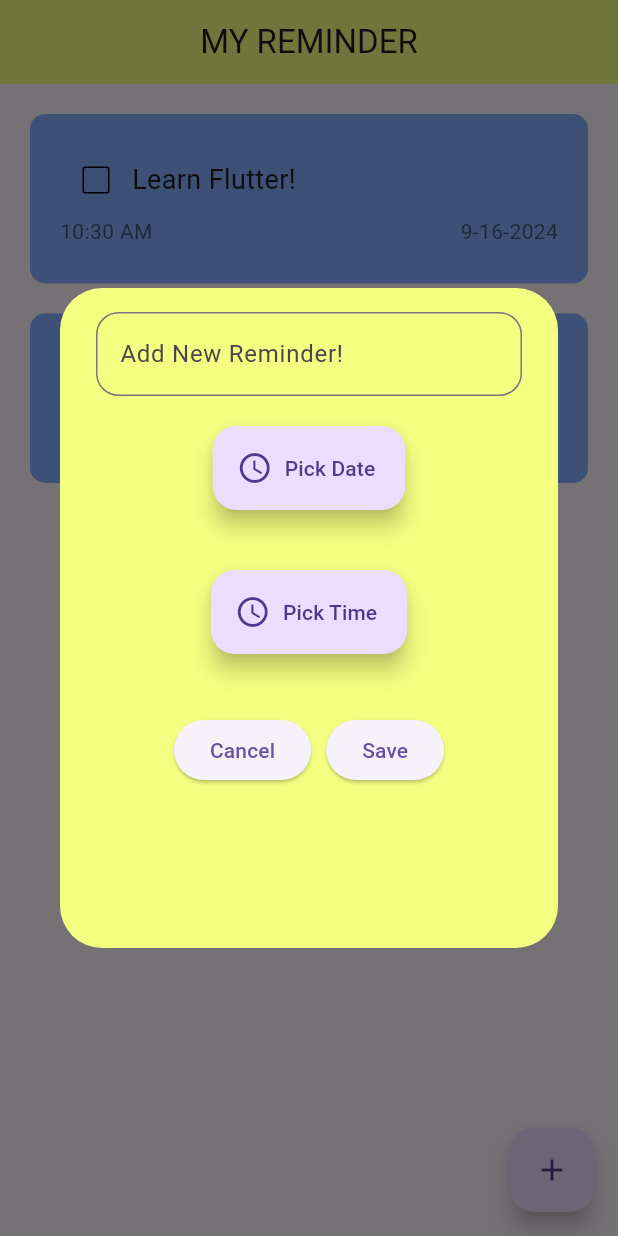
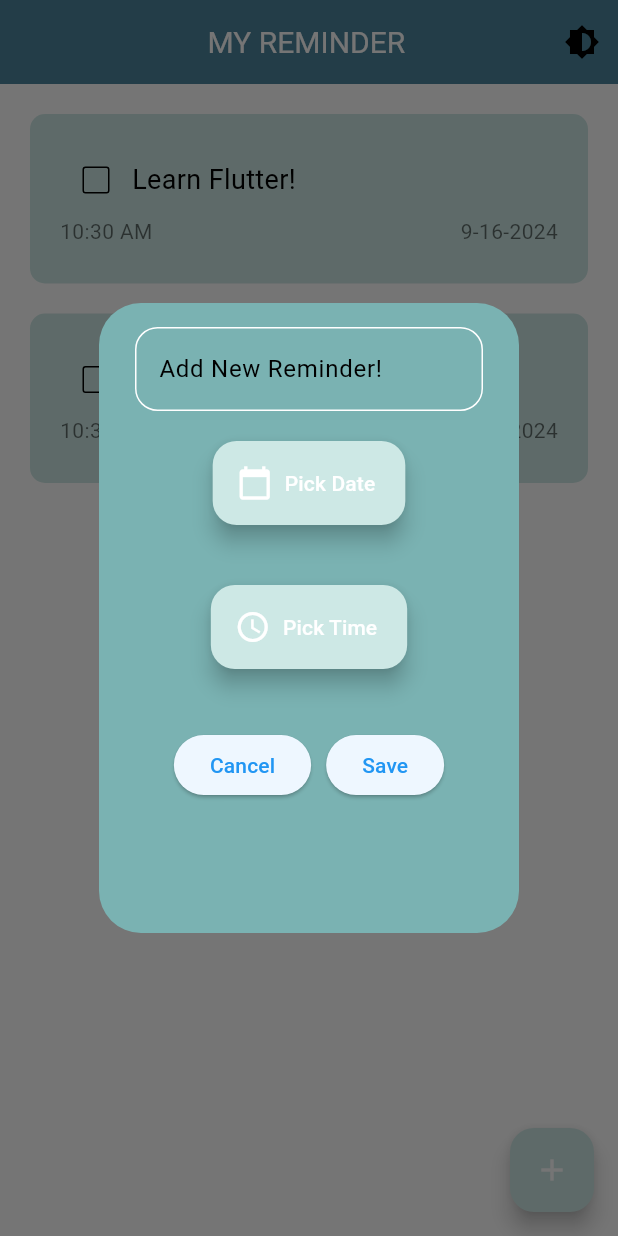
Before and after one commit to Kruti-Ritul/Flutter_Reminder, a Flutter app: the screen it shows after launch, after a tap on the "add" icon, on a phone screen of 412 x 824 dp. Run offline on Flutter 3.47's test engine with Material 3 defaults, Android fonts, the phone set to English and light mode, and no system bars; drawn by our look-alikes of flutter_slidable; our stand-ins replace flutter_local_notifications, hive, hive_flutter, rxdart, timezone; accounts and stored records are empty; Roboto replaces fonts that are missing (Ariel).

Commit message:
App theme is set!

```diff
--- a/lib/main.dart
+++ b/lib/main.dart
@@ -14,18 +14,63 @@ void main() async {
   await Notifications.init();
 
   runApp(const MyApp());
-
-  //Notifications.showNotification(id: id, title: title, body: body)
 }
 
-class MyApp extends StatelessWidget {
+class MyApp extends StatefulWidget {
   const MyApp({super.key});
 
   @override
+  _MyAppState createState() => _MyAppState();
+}
+
+class _MyAppState extends State<MyApp> {
+  // Define theme mode state (light or dark)
+  bool _isDarkTheme = false;
+
+  @override
   Widget build(BuildContext context) {
-    return const MaterialApp(
+    return MaterialApp(
       debugShowCheckedModeBanner: false,
-      home: HomePage(),
+      theme: _isDarkTheme ? darkTheme : lightTheme, // Toggle between themes
+      home: HomePage(
+        onToggleTheme: () {
+          setState(() {
+            _isDarkTheme = !_isDarkTheme;
+          });
+        },
+      ),
     );
   }
 }
+
+// Define light theme
+final ThemeData lightTheme = ThemeData(
+  brightness: Brightness.light, // Ensure brightness matches
+  primarySwatch: Colors.pink,
+  colorScheme: ColorScheme.fromSwatch(
+    brightness: Brightness.light, // Ensure brightness matches
+  ).copyWith(secondary: Colors.pinkAccent),
+  appBarTheme: const AppBarTheme(
+    backgroundColor: Colors.pink,
+    titleTextStyle: TextStyle(color: Colors.white, fontSize: 20),
+  ),
+  floatingActionButtonTheme: const FloatingActionButtonThemeData(
+    backgroundColor: Colors.pinkAccent,
+  ),
+);
+
+// Define dark theme
+final ThemeData darkTheme = ThemeData(
+  brightness: Brightness.dark, // Ensure brightness matches
+  primarySwatch: Colors.grey,
+  colorScheme: ColorScheme.fromSwatch(
+    brightness: Brightness.dark, // Ensure brightness matches
+  ).copyWith(secondary: Colors.blueGrey),
+  appBarTheme: const AppBarTheme(
+    backgroundColor: Colors.grey,
+    titleTextStyle: TextStyle(color: Colors.black, fontSize: 20),
+  ),
+  floatingActionButtonTheme: const FloatingActionButtonThemeData(
+    backgroundColor: Color.fromARGB(255, 77, 134, 156),
+  ),
+);
--- a/lib/pages/home_page.dart
+++ b/lib/pages/home_page.dart
@@ -6,7 +6,10 @@ import 'package:myreminder/utils/notifications.dart';
 import 'package:myreminder/utils/reminder.dart';
 
 class HomePage extends StatefulWidget {
-  const HomePage({super.key});
+  final VoidCallback onToggleTheme; //add theme toggle callback
+  const HomePage(
+      {super.key,
+      required this.onToggleTheme}); //fix constructor to accept on toggle theme
 
   @override
   State<HomePage> createState() => _HomePageState();
@@ -145,11 +148,21 @@ class _HomePageState extends State<HomePage> {
   Widget build(BuildContext context) {
     return Scaffold(
       appBar: AppBar(
-        title: const Center(
-          child: Text("MY REMINDER"),
-        ),
-        backgroundColor: Colors.limeAccent[100],
-      ),
+          title: const Center(
+            child: Text(
+              "         MY REMINDER",
+              style: TextStyle(
+                color: Colors.white,
+              ),
+            ),
+          ),
+          actions: [
+            IconButton(
+              onPressed: widget.onToggleTheme, //use toggle theme button
+              icon: const Icon(Icons.brightness_6),
+            ),
+          ],
+          backgroundColor: const Color.fromARGB(255, 77, 134, 156)),
       body: Column(
         children: [
           Expanded(
@@ -175,6 +188,7 @@ class _HomePageState extends State<HomePage> {
       floatingActionButton: FloatingActionButton(
         onPressed: createNewReminder,
         child: const Icon(Icons.add),
+        backgroundColor: const Color.fromARGB(255, 205, 232, 229),
       ),
     );
   }
--- a/lib/utils/button.dart
+++ b/lib/utils/button.dart
@@ -14,7 +14,8 @@ class ButtonWidget extends StatelessWidget {
         // Cancel Button
         ElevatedButton(
           onPressed: onCancel,
-          //style: ElevatedButton.styleFrom(primary: Colors.redAccent),
+          style: ElevatedButton.styleFrom(
+              backgroundColor: const Color.fromARGB(255, 238, 247, 255)),
           child: const Text("Cancel"),
         ),
 
@@ -23,7 +24,8 @@ class ButtonWidget extends StatelessWidget {
         // Save Button
         ElevatedButton(
           onPressed: onSave,
-          //style: ElevatedButton.styleFrom(primary: Colors.greenAccent),
+          style: ElevatedButton.styleFrom(
+              backgroundColor: const Color.fromARGB(255, 238, 247, 255)),
           child: const Text("Save"),
         ),
       ],
--- a/lib/utils/dialog_box.dart
+++ b/lib/utils/dialog_box.dart
@@ -46,10 +46,9 @@ class _DialogBoxState extends State<DialogBox> {
   @override
   Widget build(BuildContext context) {
     return AlertDialog(
-      backgroundColor: Colors.limeAccent[100],
+      backgroundColor: const Color.fromARGB(255, 122, 178, 178),
       content: SizedBox(
-        height: 400,
-        width: 350,
+        height: 380,
         child: Column(
           mainAxisAlignment: MainAxisAlignment.start,
           children: [
@@ -68,8 +67,9 @@ class _DialogBoxState extends State<DialogBox> {
 
             //Date Picker Button
             FloatingActionButton.extended(
+              backgroundColor: const Color.fromARGB(255, 205, 232, 229),
               label: const Text("Pick Date"),
-              icon: const Icon(Icons.access_time),
+              icon: const Icon(Icons.calendar_today),
               onPressed: () {
                 showdatepicker(context);
               },
@@ -88,6 +88,7 @@ class _DialogBoxState extends State<DialogBox> {
 
             // Time picker button
             FloatingActionButton.extended(
+              backgroundColor: const Color.fromARGB(255, 205, 232, 229),
               label: const Text("Pick Time"),
               icon: const Icon(Icons.access_time),
               onPressed: () {
--- a/lib/utils/reminder.dart
+++ b/lib/utils/reminder.dart
@@ -51,7 +51,7 @@ class Reminder extends StatelessWidget {
           height: 113.0,
           padding: const EdgeInsets.all(20),
           decoration: BoxDecoration(
-            color: Colors.blueAccent[100],
+            color: const Color.fromARGB(255, 205, 232, 229),
             borderRadius: BorderRadius.circular(10),
           ),
           child: Column(
@@ -62,8 +62,8 @@ class Reminder extends StatelessWidget {
                   Checkbox(
                     value: taskCompleted,
                     onChanged: onChanged,
-                    checkColor: Colors.black,
-                    activeColor: Colors.limeAccent[100],
+                    checkColor: Colors.white,
+                    activeColor: const Color.fromARGB(255, 77, 134, 156),
                     side: const BorderSide(color: Colors.black),
                   ),
                   Expanded(
@@ -72,9 +72,12 @@ class Reminder extends StatelessWidget {
                       style: TextStyle(
                         fontFamily: 'Ariel',
                         fontSize: 18,
+                        color: Colors.black,
                         decoration: taskCompleted
                             ? TextDecoration.lineThrough
                             : TextDecoration.none,
+                        decorationColor:
+                            taskCompleted ? Colors.black : Colors.transparent,
                       ),
                     ),
                   ),
```
Also changed, not shown: 1 other file.
